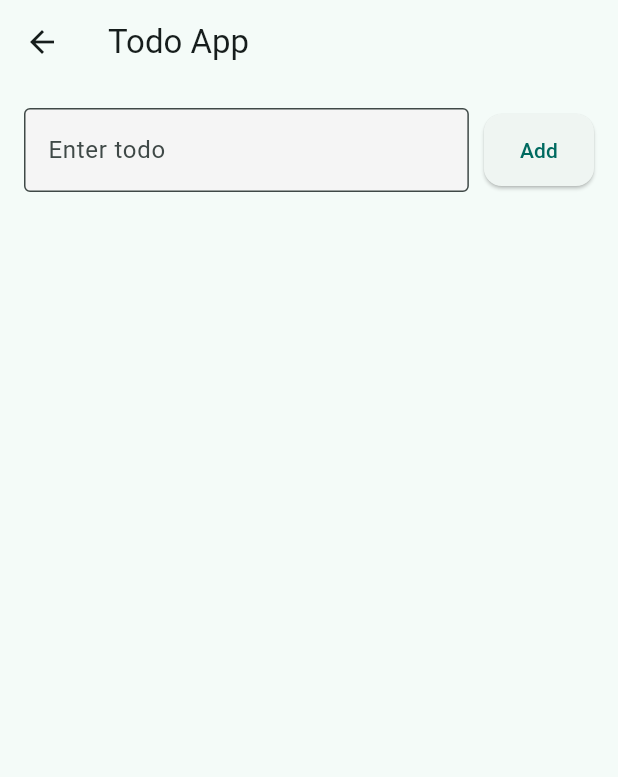
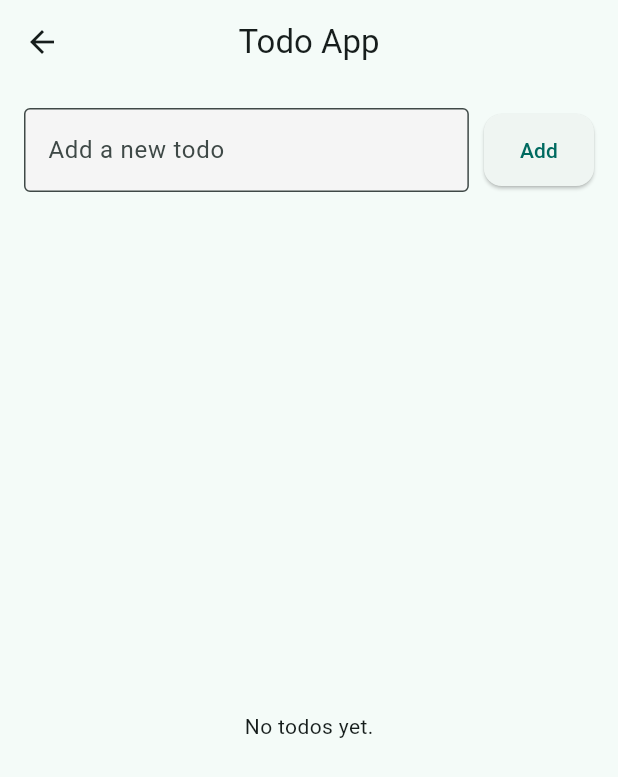
Before and after one commit to Usama-Mavric/flutter-todo-app, a Flutter app: the screen it shows after launch, after a tap on "Go to Todo App", on a phone screen of 412 x 824 dp. Shown: the top 777 px of the screen. Run offline on Flutter 3.47's test engine with Material 3 defaults, Android fonts, the phone set to English and light mode, and no system bars; our stand-ins replace shared_preferences.

Commit message:
Cleaner architecture and themeing

```diff
--- a/lib/main.dart
+++ b/lib/main.dart
@@ -2,6 +2,7 @@ import 'package:flutter/material.dart';
 import 'package:hello_flutter/providers/todo_provider.dart';
 import 'package:provider/provider.dart';
 import 'package:hello_flutter/pages/home.dart';
+import 'package:hello_flutter/theme/app_theme.dart';
 
 void main() {
   runApp(
@@ -20,29 +21,8 @@ class MyApp extends StatelessWidget {
     return MaterialApp(
       title: "Learning Flutter",
       debugShowCheckedModeBanner: false,
-      theme: ThemeData(
-        colorScheme: ColorScheme.fromSeed(seedColor: Colors.teal),
-        useMaterial3: true, // modern Material You design
-        textTheme: const TextTheme(
-          headlineMedium: TextStyle(fontSize: 22, fontWeight: FontWeight.bold),
-          bodyLarge: TextStyle(fontSize: 16),
-        ),
-        elevatedButtonTheme: ElevatedButtonThemeData(
-          style: ElevatedButton.styleFrom(
-            padding: const EdgeInsets.symmetric(vertical: 14, horizontal: 24),
-            shape: RoundedRectangleBorder(
-              borderRadius: BorderRadius.circular(12),
-            ),
-          ),
-        ),
-
-        inputDecorationTheme: InputDecorationTheme(
-          border: OutlineInputBorder(borderRadius: BorderRadius.circular(12)),
-          filled: true,
-          fillColor: Colors.grey.shade100,
-        ),
-      ),
-      darkTheme: ThemeData.dark(useMaterial3: true),
+      theme: AppTheme.lightTheme,
+      darkTheme: AppTheme.darkTheme,
       themeMode: ThemeMode.system,
       home: const HomeScreen(),
     );
--- /dev/null
+++ b/lib/models/todo.dart
@@ -0,0 +1,13 @@
+class Todo {
+  String title;
+  bool isDone;
+
+  Todo({required this.title, this.isDone = false});
+
+  // For persistence (SharedPreferences/JSON)
+  Map<String, dynamic> toJson() => {"title": title, "isDone": isDone};
+
+  factory Todo.fromJson(Map<String, dynamic> json) {
+    return Todo(title: json["title"], isDone: json["isDone"] ?? false);
+  }
+}
--- a/lib/pages/home.dart
+++ b/lib/pages/home.dart
@@ -2,7 +2,7 @@ import 'package:flutter/material.dart';
 import 'package:hello_flutter/pages/counter.dart';
 import 'package:hello_flutter/pages/form.dart';
 import 'package:hello_flutter/pages/listScreen.dart';
-import 'package:hello_flutter/pages/todo.dart';
+import 'package:hello_flutter/pages/todo_screen.dart';
 import 'package:hello_flutter/providers/todo_provider.dart';
 import 'package:provider/provider.dart';
 
--- a/lib/pages/todo.dart
+++ /dev/null
@@ -1,91 +0,0 @@
-import 'dart:convert';
-import 'package:flutter/material.dart';
-import 'package:hello_flutter/providers/todo_provider.dart';
-import 'package:provider/provider.dart';
-
-class TodoScreen extends StatefulWidget {
-  const TodoScreen({super.key});
-
-  @override
-  State<TodoScreen> createState() => _TodoScreenState();
-}
-
-class _TodoScreenState extends State<TodoScreen> {
-  final TextEditingController _controller = TextEditingController();
-
-  void _addTodo(BuildContext context) {
-    if (_controller.text.isNotEmpty) {
-      context.read<TodoProvider>().addTodo(_controller.text);
-      _controller.clear();
-    }
-  }
-
-  @override
-  Widget build(BuildContext context) {
-    final todos = context.watch<TodoProvider>().todos;
-    return Scaffold(
-      appBar: AppBar(title: const Text("Todo App")),
-      body: Padding(
-        padding: const EdgeInsets.all(16),
-        child: Column(
-          children: [
-            // Input + Add Button
-            Row(
-              children: [
-                Expanded(
-                  child: TextField(
-                    controller: _controller,
-                    decoration: const InputDecoration(
-                      labelText: "Enter todo",
-                      border: OutlineInputBorder(),
-                    ),
-                  ),
-                ),
-                const SizedBox(width: 10),
-                ElevatedButton(
-                  onPressed: () => _addTodo(context),
-                  child: const Text("Add"),
-                ),
-              ],
-            ),
-            const SizedBox(height: 20),
-            // Todo List
-            Expanded(
-              child: ListView.builder(
-                itemCount: todos.length,
-                itemBuilder: (context, index) {
-                  final todo = todos[index];
-                  return ListTile(
-                    leading: IconButton(
-                      icon: Icon(
-                        todo.isDone
-                            ? Icons.check_circle
-                            : Icons.circle_outlined,
-                        color: todo.isDone ? Colors.green : Colors.grey,
-                      ),
-                      onPressed: () =>
-                          context.read<TodoProvider>().toggleDone(index),
-                    ),
-                    title: Text(
-                      todo.title,
-                      style: TextStyle(
-                        decoration: todo.isDone
-                            ? TextDecoration.lineThrough
-                            : TextDecoration.none,
-                      ),
-                    ),
-                    trailing: IconButton(
-                      icon: const Icon(Icons.delete, color: Colors.red),
-                      onPressed: () =>
-                          context.read<TodoProvider>().deleteTodo(index),
-                    ),
-                  );
-                },
-              ),
-            ),
-          ],
-        ),
-      ),
-    );
-  }
-}
--- /dev/null
+++ b/lib/pages/todo_screen.dart
@@ -0,0 +1,66 @@
+import 'package:flutter/material.dart';
+import 'package:hello_flutter/widgets/todo_tile.dart';
+import 'package:hello_flutter/providers/todo_provider.dart';
+import 'package:provider/provider.dart';
+
+class TodoScreen extends StatelessWidget {
+  const TodoScreen({super.key});
+
+  @override
+  Widget build(BuildContext context) {
+    final provider = context.watch<TodoProvider>();
+    final todos = provider.todos;
+    final controller = TextEditingController();
+
+    return Scaffold(
+      appBar: AppBar(title: const Text("Todo App"), centerTitle: true),
+      body: Column(
+        children: [
+          // 🔹 Input Field
+          Padding(
+            padding: const EdgeInsets.all(16.0),
+            child: Row(
+              children: [
+                Expanded(
+                  child: TextField(
+                    controller: controller,
+                    decoration: const InputDecoration(
+                      labelText: "Add a new todo",
+                      border: OutlineInputBorder(),
+                    ),
+                  ),
+                ),
+                const SizedBox(width: 10),
+                ElevatedButton(
+                  onPressed: () {
+                    if (controller.text.trim().isEmpty) return;
+                    provider.addTodo(controller.text.trim());
+                    controller.clear();
+                  },
+                  child: const Text("Add"),
+                ),
+              ],
+            ),
+          ),
+
+          // 🔹 List of Todos
+          Expanded(
+            child: todos.isEmpty
+                ? const Center(child: Text("No todos yet."))
+                : ListView.builder(
+                    itemCount: todos.length,
+                    itemBuilder: (context, index) {
+                      final todo = todos[index];
+                      return TodoTile(
+                        todo: todo,
+                        onToggle: () => provider.toggleDone(index),
+                        onDelete: () => provider.deleteTodo(index),
+                      );
+                    },
+                  ),
+          ),
+        ],
+      ),
+    );
+  }
+}
--- a/lib/providers/todo_provider.dart
+++ b/lib/providers/todo_provider.dart
@@ -1,25 +1,10 @@
 import 'package:flutter/material.dart';
-import 'package:shared_preferences/shared_preferences.dart';
-import 'dart:convert'; // for jsonEncode / jsonDecode
-
-class Todo {
-  String title;
-  bool isDone;
-
-  Todo({required this.title, this.isDone = false});
-
-  // ✅ Convert to/from Map for persistence
-  Map<String, dynamic> toMap() {
-    return {'title': title, 'isDone': isDone};
-  }
-
-  factory Todo.fromMap(Map<String, dynamic> map) {
-    return Todo(title: map['title'], isDone: map['isDone']);
-  }
-}
+import '../models/todo.dart';
+import '../services/todo_service.dart';
 
 class TodoProvider with ChangeNotifier {
-  final List<Todo> _todos = [];
+  final TodoService _service = TodoService();
+  List<Todo> _todos = [];
 
   List<Todo> get todos => _todos;
 
@@ -27,40 +12,28 @@ class TodoProvider with ChangeNotifier {
     _loadTodos(); // load when provider is created
   }
 
+  void _loadTodos() async {
+    _todos = await _service.loadTodos();
+    notifyListeners();
+  }
+
   void addTodo(String title) {
     _todos.add(Todo(title: title));
     _saveTodos();
-    notifyListeners(); // like setState but for Provider
   }
 
   void toggleDone(int index) {
     _todos[index].isDone = !_todos[index].isDone;
     _saveTodos();
-    notifyListeners();
   }
 
   void deleteTodo(int index) {
     _todos.removeAt(index);
     _saveTodos();
+  }
+
+  void _saveTodos() {
+    _service.saveTodos(_todos);
     notifyListeners();
   }
-
-  // ✅ Persistence
-  Future<void> _saveTodos() async {
-    final prefs = await SharedPreferences.getInstance();
-    List<String> todoList = _todos
-        .map((todo) => jsonEncode(todo.toMap()))
-        .toList();
-    await prefs.setStringList('todos', todoList);
-  }
-
-  Future<void> _loadTodos() async {
-    final prefs = await SharedPreferences.getInstance();
-    List<String>? todoList = prefs.getStringList('todos');
-    if (todoList != null) {
-      _todos.clear();
-      _todos.addAll(todoList.map((todo) => Todo.fromMap(jsonDecode(todo))));
-      notifyListeners();
-    }
-  }
 }
--- /dev/null
+++ b/lib/services/todo_service.dart
@@ -0,0 +1,21 @@
+import 'dart:convert';
+import 'package:shared_preferences/shared_preferences.dart';
+import '../models/todo.dart';
+
+class TodoService {
+  static const _key = "todos";
+
+  Future<List<Todo>> loadTodos() async {
+    final prefs = await SharedPreferences.getInstance();
+    final jsonString = prefs.getString(_key);
+    if (jsonString == null) return [];
+    final List decoded = jsonDecode(jsonString);
+    return decoded.map((e) => Todo.fromJson(e)).toList();
+  }
+
+  Future<void> saveTodos(List<Todo> todos) async {
+    final prefs = await SharedPreferences.getInstance();
+    final jsonString = jsonEncode(todos.map((t) => t.toJson()).toList());
+    await prefs.setString(_key, jsonString);
+  }
+}
--- /dev/null
+++ b/lib/theme/app_theme.dart
@@ -0,0 +1,32 @@
+import 'package:flutter/material.dart';
+
+class AppTheme {
+  // 🔹 Light theme
+  static ThemeData lightTheme = ThemeData(
+    colorScheme: ColorScheme.fromSeed(seedColor: Colors.teal),
+    useMaterial3: true,
+    textTheme: const TextTheme(
+      headlineMedium: TextStyle(fontSize: 22, fontWeight: FontWeight.bold),
+      bodyLarge: TextStyle(fontSize: 16),
+    ),
+    elevatedButtonTheme: ElevatedButtonThemeData(
+      style: ElevatedButton.styleFrom(
+        padding: const EdgeInsets.symmetric(vertical: 14, horizontal: 24),
+        shape: RoundedRectangleBorder(borderRadius: BorderRadius.circular(12)),
+      ),
+    ),
+    inputDecorationTheme: InputDecorationTheme(
+      border: OutlineInputBorder(borderRadius: BorderRadius.circular(12)),
+      filled: true,
+      fillColor: Colors.grey.shade100,
+    ),
+  );
+
+  // 🔹 Dark theme
+  static ThemeData darkTheme = ThemeData.dark(useMaterial3: true).copyWith(
+    colorScheme: ColorScheme.fromSeed(
+      seedColor: Colors.teal,
+      brightness: Brightness.dark,
+    ),
+  );
+}
```
Also changed, not shown: lib/widgets/todo_tile.dart (added, +38 -0 lines).
